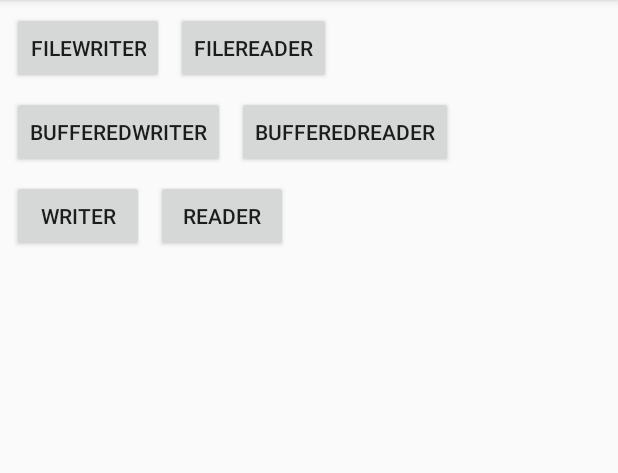
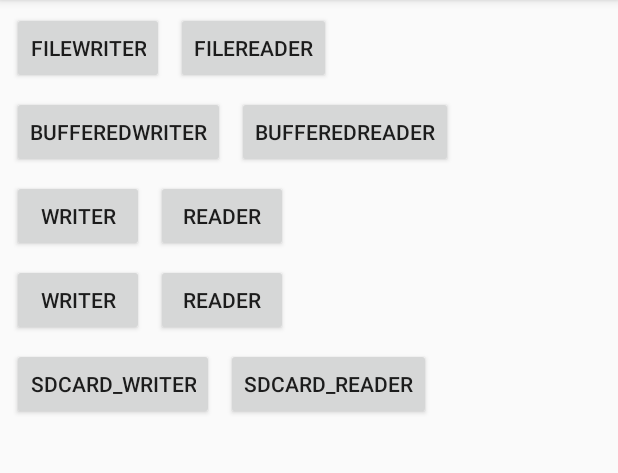
Before and after one commit to acei1212/BufferedReader_BufferedWriter, an Android app: the screen it shows after launch (MainActivity), on a phone screen of 412 x 824 dp, the part 84-557 px from its top. Run offline under Robolectric (Android 15) with nearby library versions, the phone set to English and light mode, and no system bars.

Commit message:
新增 存取至sd卡，並讀取

```diff
--- a/app/src/main/res/layout/activity_main.xml
+++ b/app/src/main/res/layout/activity_main.xml
@@ -72,4 +72,48 @@
         app:layout_constraintLeft_toRightOf="@+id/button5"
         app:layout_constraintTop_toBottomOf="@+id/button4" />
 
+    <Button
+        android:id="@+id/button7"
+        android:layout_width="wrap_content"
+        android:layout_height="wrap_content"
+        android:layout_marginLeft="8dp"
+        android:layout_marginTop="8dp"
+        android:onClick="clickWriter4"
+        android:text="Writer"
+        app:layout_constraintLeft_toLeftOf="parent"
+        app:layout_constraintTop_toBottomOf="@+id/button5" />
+
+    <Button
+        android:id="@+id/button8"
+        android:layout_width="wrap_content"
+        android:layout_height="wrap_content"
+        android:layout_marginLeft="8dp"
+        android:layout_marginTop="8dp"
+        android:onClick="clickReader4"
+        android:text="Reader"
+        app:layout_constraintLeft_toRightOf="@+id/button7"
+        app:layout_constraintTop_toBottomOf="@+id/button6" />
+
+    <Button
+        android:id="@+id/button9"
+        android:layout_width="wrap_content"
+        android:layout_height="wrap_content"
+        android:layout_marginLeft="8dp"
+        android:layout_marginTop="8dp"
+        android:onClick="clickWriter5"
+        android:text="SDcard_Writer"
+        app:layout_constraintLeft_toLeftOf="parent"
+        app:layout_constraintTop_toBottomOf="@+id/button7" />
+
+    <Button
+        android:id="@+id/button10"
+        android:layout_width="wrap_content"
+        android:layout_height="wrap_content"
+        android:layout_marginLeft="8dp"
+        android:layout_marginTop="8dp"
+        android:onClick="clickReader5"
+        android:text="SDcard_Reader"
+        app:layout_constraintLeft_toRightOf="@+id/button9"
+        app:layout_constraintTop_toBottomOf="@+id/button8" />
+
 </android.support.constraint.ConstraintLayout>
```
Also changed, not shown: app/src/main/java/com/example/student/myapplication/MainActivity.java (+99 -0 lines).
